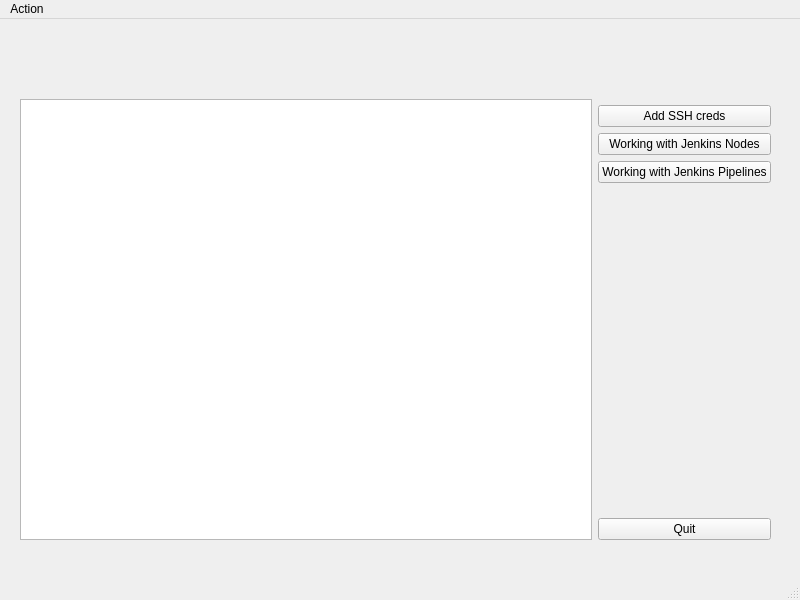
The window that src/jenkinsTools/ux/main.ui (clockworksspheres/jenkinsTools) describes before a commit, drawn with Qt 5.
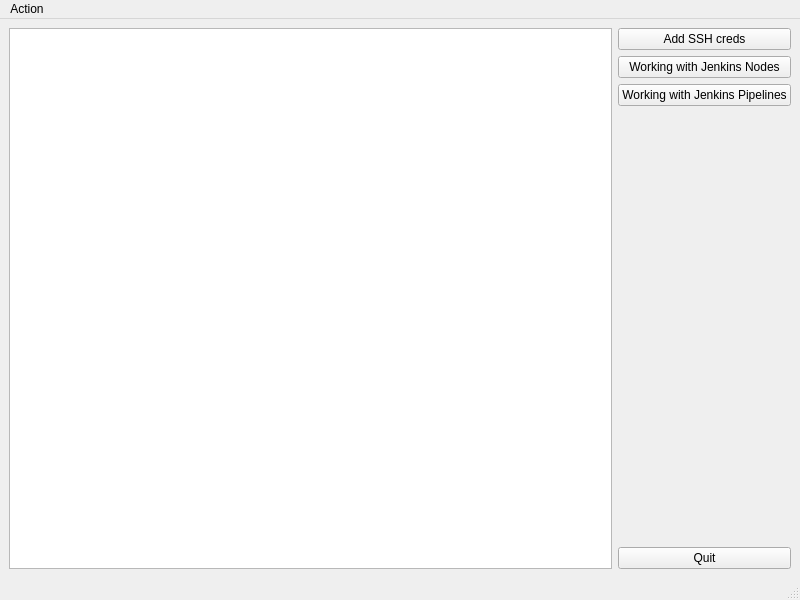
The same window after the commit.

Commit message: stretch working on main window, added window title

The edit to the form file:
```diff
--- a/src/jenkinsTools/ux/main.ui
+++ b/src/jenkinsTools/ux/main.ui
@@ -14,48 +14,39 @@
    <string>MainWindow</string>
   </property>
   <widget class="QWidget" name="centralwidget">
-   <widget class="QWidget" name="layoutWidget">
-    <property name="geometry">
-     <rect>
-      <x>20</x>
-      <y>80</y>
-      <width>751</width>
-      <height>441</height>
-     </rect>
-    </property>
     <layout class="QGridLayout" name="gridLayout">
-     <item row="1" column="1">
-      <widget class="QPushButton" name="sshCredsPushButton">
+    <item row="2" column="1">
+     <widget class="QPushButton" name="pipelinesPushButton">
        <property name="text">
-        <string>Add SSH creds</string>
+       <string>Working with Jenkins Pipelines</string>
        </property>
       </widget>
      </item>
-     <item row="0" column="0" rowspan="6">
-      <widget class="QTextEdit" name="textEdit"/>
-     </item>
-     <item row="5" column="1">
+    <item row="4" column="1">
       <widget class="QPushButton" name="quitPushButton">
        <property name="text">
         <string>Quit</string>
        </property>
       </widget>
      </item>
-     <item row="2" column="1">
+    <item row="0" column="0" rowspan="5">
+     <widget class="QTextEdit" name="textEdit"/>
+    </item>
+    <item row="1" column="1">
       <widget class="QPushButton" name="nodesPushButton">
        <property name="text">
         <string>Working with Jenkins Nodes</string>
        </property>
       </widget>
      </item>
+    <item row="0" column="1">
+     <widget class="QPushButton" name="sshCredsPushButton">
+      <property name="text">
+       <string>Add SSH creds</string>
+      </property>
+     </widget>
+    </item>
      <item row="3" column="1">
-      <widget class="QPushButton" name="pipelinesPushButton">
-       <property name="text">
-        <string>Working with Jenkins Pipelines</string>
-       </property>
-      </widget>
-     </item>
-     <item row="4" column="1">
       <spacer name="verticalSpacer">
        <property name="orientation">
         <enum>Qt::Orientation::Vertical</enum>
@@ -69,7 +60,6 @@
       </spacer>
      </item>
     </layout>
-   </widget>
   </widget>
   <widget class="QMenuBar" name="menubar">
    <property name="geometry">
```
Lines whose indentation alone changed are shown as unchanged. The commit also changes 2 other files.
